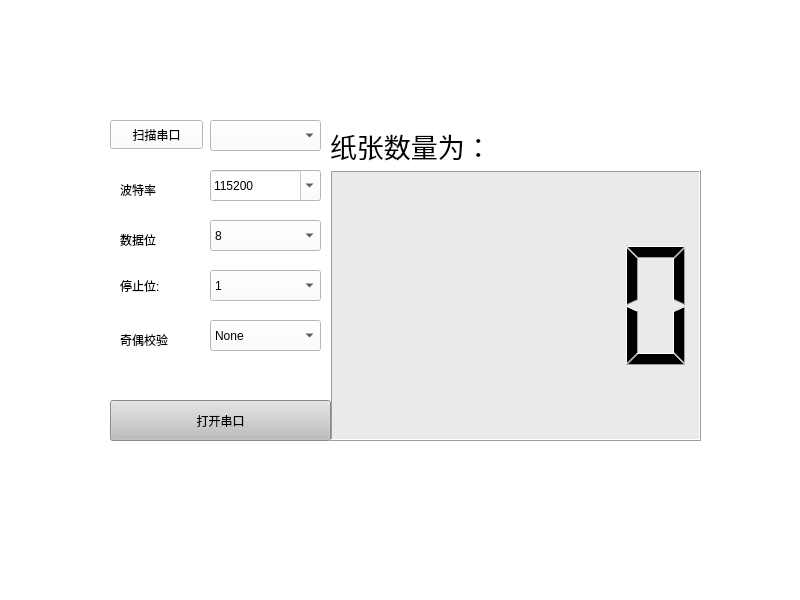
Above: paperAPP01/mainwindow.ui from zvictorliu/CoursePrjs before the change. Below: the same form after it.
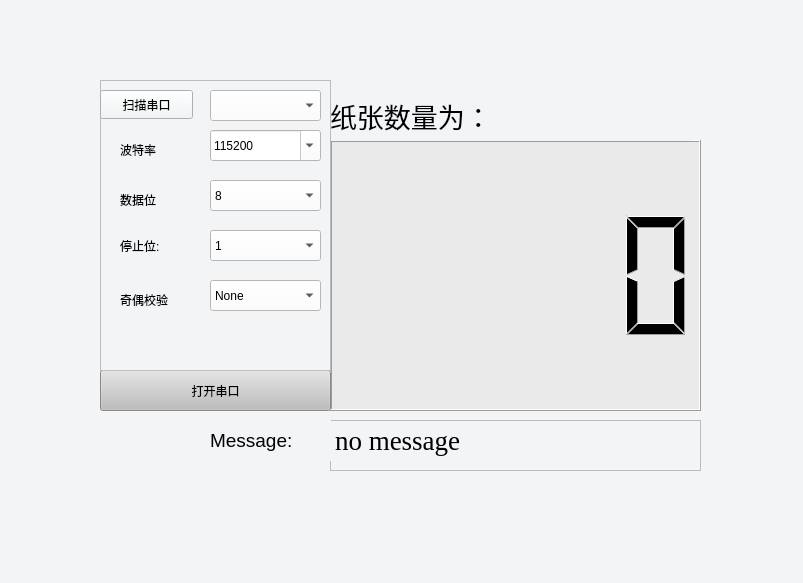
That is the form after the change. Icons and pictures are not drawn.

```diff
--- a/paperAPP01/mainwindow.ui
+++ b/paperAPP01/mainwindow.ui
@@ -6,8 +6,8 @@
    <rect>
     <x>0</x>
     <y>0</y>
-    <width>800</width>
-    <height>600</height>
+    <width>803</width>
+    <height>583</height>
    </rect>
   </property>
   <property name="windowTitle">
@@ -18,14 +18,14 @@
     <normaloff>.</normaloff>.</iconset>
   </property>
   <property name="styleSheet">
-   <string notr="true">background-color: rgb(255, 255, 255);</string>
+   <string notr="true">background-color: rgb(242, 244, 246);</string>
   </property>
   <widget class="QWidget" name="centralwidget">
    <widget class="QLCDNumber" name="screen">
     <property name="geometry">
      <rect>
       <x>330</x>
-      <y>170</y>
+      <y>140</y>
       <width>371</width>
       <height>271</height>
      </rect>
@@ -44,9 +44,9 @@
    <widget class="QPushButton" name="openPort">
     <property name="geometry">
      <rect>
-      <x>110</x>
-      <y>400</y>
-      <width>221</width>
+      <x>100</x>
+      <y>370</y>
+      <width>231</width>
       <height>41</height>
      </rect>
     </property>
@@ -57,26 +57,130 @@
      <string>打开串口</string>
     </property>
    </widget>
-   <widget class="QComboBox" name="BoxWordLength">
+   <widget class="QLabel" name="label">
+    <property name="geometry">
+     <rect>
+      <x>330</x>
+      <y>90</y>
+      <width>361</width>
+      <height>51</height>
+     </rect>
+    </property>
+    <property name="font">
+     <font>
+      <pointsize>20</pointsize>
+     </font>
+    </property>
+    <property name="text">
+     <string>纸张数量为：</string>
+    </property>
+   </widget>
+   <widget class="QTextBrowser" name="messageBar">
+    <property name="geometry">
+     <rect>
+      <x>330</x>
+      <y>420</y>
+      <width>371</width>
+      <height>51</height>
+     </rect>
+    </property>
+    <property name="font">
+     <font>
+      <family>Times New Roman</family>
+      <pointsize>16</pointsize>
+     </font>
+    </property>
+    <property name="html">
+     <string>&lt;!DOCTYPE HTML PUBLIC &quot;-//W3C//DTD HTML 4.0//EN&quot; &quot;http://www.w3.org/TR/REC-html40/strict.dtd&quot;&gt;
+&lt;html&gt;&lt;head&gt;&lt;meta name=&quot;qrichtext&quot; content=&quot;1&quot; /&gt;&lt;meta charset=&quot;utf-8&quot; /&gt;&lt;style type=&quot;text/css&quot;&gt;
+p, li { white-space: pre-wrap; }
+hr { height: 1px; border-width: 0; }
+li.unchecked::marker { content: &quot;\2610&quot;; }
+li.checked::marker { content: &quot;\2612&quot;; }
+&lt;/style&gt;&lt;/head&gt;&lt;body style=&quot; font-family:'Times New Roman'; font-size:16pt; font-weight:400; font-style:normal;&quot;&gt;
+&lt;p style=&quot; margin-top:0px; margin-bottom:0px; margin-left:0px; margin-right:0px; -qt-block-indent:0; text-indent:0px;&quot;&gt;&lt;span style=&quot; font-family:'Microsoft YaHei UI'; font-size:20pt;&quot;&gt;no message&lt;/span&gt;&lt;/p&gt;&lt;/body&gt;&lt;/html&gt;</string>
+    </property>
+   </widget>
+   <widget class="QLabel" name="label_2">
     <property name="geometry">
      <rect>
       <x>210</x>
-      <y>220</y>
+      <y>420</y>
+      <width>121</width>
+      <height>41</height>
+     </rect>
+    </property>
+    <property name="font">
+     <font>
+      <pointsize>14</pointsize>
+     </font>
+    </property>
+    <property name="text">
+     <string>Message:</string>
+    </property>
+   </widget>
+   <widget class="QFrame" name="frame">
+    <property name="geometry">
+     <rect>
+      <x>100</x>
+      <y>80</y>
+      <width>231</width>
+      <height>291</height>
+     </rect>
+    </property>
+    <property name="styleSheet">
+     <string notr="true">border-color: rgb(85, 170, 127);</string>
+    </property>
+    <property name="frameShape">
+     <enum>QFrame::StyledPanel</enum>
+    </property>
+    <property name="frameShadow">
+     <enum>QFrame::Raised</enum>
+    </property>
+    <widget class="QPushButton" name="FindPort">
+     <property name="geometry">
+      <rect>
+       <x>0</x>
+       <y>10</y>
+       <width>93</width>
+       <height>29</height>
+      </rect>
+     </property>
+     <property name="text">
+      <string>扫描串口</string>
+     </property>
+    </widget>
+    <widget class="QComboBox" name="BoxPort">
+     <property name="geometry">
+      <rect>
+       <x>110</x>
+       <y>10</y>
       <width>111</width>
       <height>31</height>
      </rect>
     </property>
-    <item>
+     <property name="styleSheet">
+      <string notr="true">background-color: rgb(255, 255, 255);</string>
+     </property>
+    </widget>
+    <widget class="QLabel" name="BaudRate">
+     <property name="geometry">
+      <rect>
+       <x>20</x>
+       <y>60</y>
+       <width>69</width>
+       <height>20</height>
+      </rect>
+     </property>
      <property name="text">
-      <string>8</string>
+      <string>波特率</string>
      </property>
-    </item>
    </widget>
    <widget class="QLabel" name="StopBits">
     <property name="geometry">
      <rect>
-      <x>120</x>
-      <y>270</y>
+       <x>20</x>
+       <y>150</y>
       <width>81</width>
       <height>31</height>
      </rect>
@@ -88,12 +192,15 @@
    <widget class="QComboBox" name="BoxBaudRate">
     <property name="geometry">
      <rect>
-      <x>210</x>
-      <y>170</y>
+       <x>110</x>
+       <y>50</y>
       <width>111</width>
       <height>31</height>
      </rect>
     </property>
+     <property name="styleSheet">
+      <string notr="true">background-color: rgb(255, 255, 255);</string>
+     </property>
     <property name="editable">
      <bool>true</bool>
     </property>
@@ -114,61 +221,44 @@
    <widget class="QComboBox" name="BoxStopBits">
     <property name="geometry">
      <rect>
-      <x>210</x>
-      <y>270</y>
+       <x>110</x>
+       <y>150</y>
       <width>111</width>
       <height>31</height>
      </rect>
     </property>
+     <property name="styleSheet">
+      <string notr="true">background-color: rgb(255, 255, 255);</string>
+     </property>
     <item>
      <property name="text">
       <string>1</string>
      </property>
     </item>
    </widget>
-   <widget class="QComboBox" name="BoxParity">
+    <widget class="QComboBox" name="BoxWordLength">
     <property name="geometry">
      <rect>
-      <x>210</x>
-      <y>320</y>
+       <x>110</x>
+       <y>100</y>
       <width>111</width>
       <height>31</height>
      </rect>
     </property>
+     <property name="styleSheet">
+      <string notr="true">background-color: rgb(255, 255, 255);</string>
+     </property>
     <item>
      <property name="text">
-      <string>None</string>
+       <string>8</string>
      </property>
     </item>
    </widget>
-   <widget class="QComboBox" name="BoxPort">
-    <property name="geometry">
-     <rect>
-      <x>210</x>
-      <y>120</y>
-      <width>111</width>
-      <height>31</height>
-     </rect>
-    </property>
-   </widget>
-   <widget class="QPushButton" name="FindPort">
-    <property name="geometry">
-     <rect>
-      <x>110</x>
-      <y>120</y>
-      <width>93</width>
-      <height>29</height>
-     </rect>
-    </property>
-    <property name="text">
-     <string>扫描串口</string>
-    </property>
-   </widget>
    <widget class="QLabel" name="Parity">
     <property name="geometry">
      <rect>
-      <x>120</x>
-      <y>330</y>
+       <x>20</x>
+       <y>210</y>
       <width>69</width>
       <height>20</height>
      </rect>
@@ -177,11 +267,29 @@
      <string>奇偶校验</string>
     </property>
    </widget>
+    <widget class="QComboBox" name="BoxParity">
+     <property name="geometry">
+      <rect>
+       <x>110</x>
+       <y>200</y>
+       <width>111</width>
+       <height>31</height>
+      </rect>
+     </property>
+     <property name="styleSheet">
+      <string notr="true">background-color: rgb(255, 255, 255);</string>
+     </property>
+     <item>
+      <property name="text">
+       <string>None</string>
+      </property>
+     </item>
+    </widget>
    <widget class="QLabel" name="WordLength">
     <property name="geometry">
      <rect>
-      <x>120</x>
-      <y>230</y>
+       <x>20</x>
+       <y>110</y>
       <width>69</width>
       <height>20</height>
      </rect>
@@ -190,36 +298,6 @@
      <string>数据位</string>
     </property>
    </widget>
-   <widget class="QLabel" name="BaudRate">
-    <property name="geometry">
-     <rect>
-      <x>120</x>
-      <y>180</y>
-      <width>69</width>
-      <height>20</height>
-     </rect>
-    </property>
-    <property name="text">
-     <string>波特率</string>
-    </property>
-   </widget>
-   <widget class="QLabel" name="label">
-    <property name="geometry">
-     <rect>
-      <x>330</x>
-      <y>120</y>
-      <width>361</width>
-      <height>51</height>
-     </rect>
-    </property>
-    <property name="font">
-     <font>
-      <pointsize>20</pointsize>
-     </font>
-    </property>
-    <property name="text">
-     <string>纸张数量为：</string>
-    </property>
    </widget>
   </widget>
   <widget class="QStatusBar" name="statusbar"/>
```
Lines whose indentation alone changed are shown as unchanged.
